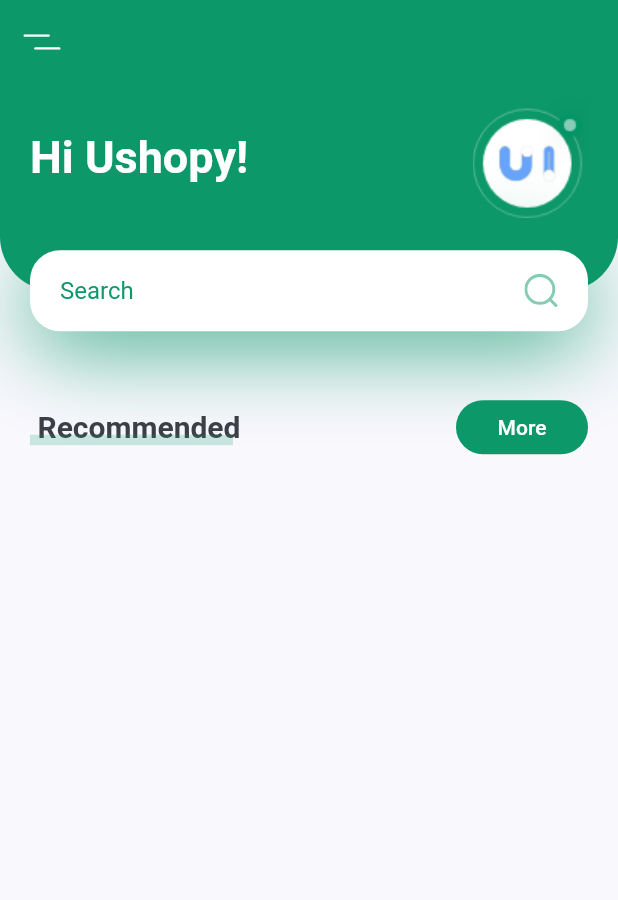
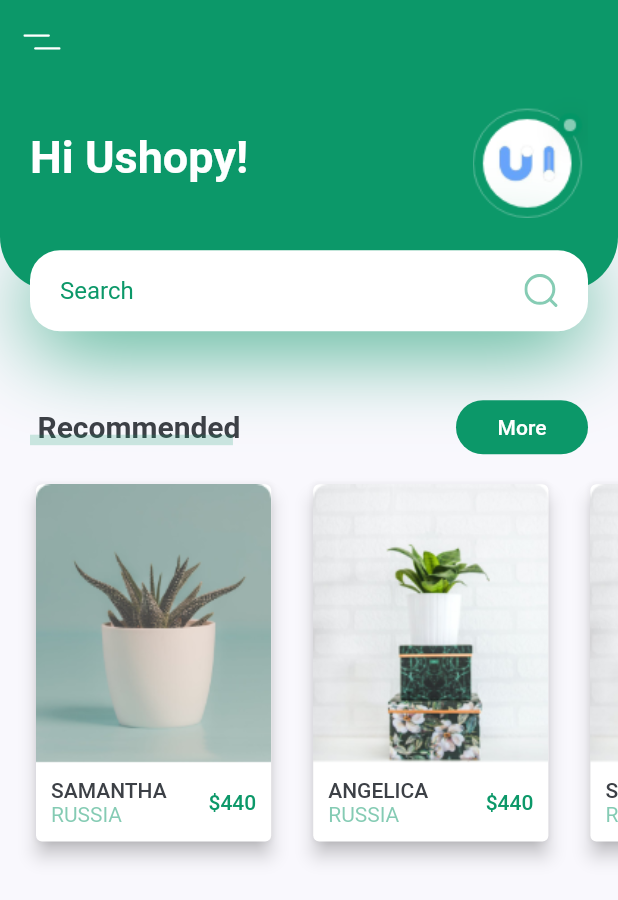
Before and after one commit to sj9102001/flutter-learning, a Flutter app: the screen it shows after launch, on a phone screen of 412 x 824 dp. Shown: the top 900 px of the screen. Run offline on Flutter 3.47's test engine with Material 2 defaults, Android fonts, the phone set to English and light mode, and no system bars; our stand-ins replace flutter_svg; project files that could hold a hidden picture were left out.

Commit message:
scrollable recommended plant card

```diff
--- a/plantapp/lib/widgets/body.dart
+++ b/plantapp/lib/widgets/body.dart
@@ -1,10 +1,8 @@
 import 'package:flutter/material.dart';
-import 'package:flutter_svg/flutter_svg.dart';
 
-import '../constant.dart';
 import '../widgets/title_with_more_button.dart';
-import '../widgets/title_with_custom_underline.dart';
 import '../widgets/header_with_search_box.dart';
+import '../widgets/recommended_plants.dart';
 
 class Body extends StatelessWidget {
   @override
@@ -15,10 +13,8 @@ class Body extends StatelessWidget {
       child: Column(
         children: <Widget>[
           HeaderWithSearchBox(),
-          TitleWithMoreButton(
-            text: 'More',
-            press: () {},
-          ),
+          TitleWithMoreButton(text: 'More', press: () {}),
+          RecommendedPlants()
         ],
       ),
     );
--- /dev/null
+++ b/plantapp/lib/widgets/recommended_plant_card.dart
@@ -0,0 +1,84 @@
+import 'package:flutter/material.dart';
+
+import 'package:plantapp/constant.dart';
+
+class RecommendedPlantCard extends StatelessWidget {
+  final String image, title, country;
+  final int price;
+  final Function press;
+
+  RecommendedPlantCard(
+      {required this.press,
+      required this.country,
+      required this.image,
+      required this.price,
+      required this.title});
+
+  @override
+  Widget build(BuildContext context) {
+    Size size = MediaQuery.of(context).size;
+    return Container(
+      margin: EdgeInsets.only(
+        left: kDefaultPadding,
+        top: kDefaultPadding / 2,
+        bottom: kDefaultPadding * 2.5,
+      ),
+      width: size.width * 0.4,
+      child: GestureDetector(
+        child: Card(
+          elevation: 5,
+          child: Column(
+            children: [
+              Image.asset(image),
+              Container(
+                padding: EdgeInsets.all(kDefaultPadding / 2),
+                // decoration: BoxDecoration(
+                //   color: Colors.white,
+                //   borderRadius: BorderRadius.only(
+                //     bottomLeft: Radius.circular(10),
+                //     bottomRight: Radius.circular(10),
+                //   ),
+                //   boxShadow: [
+                //     BoxShadow(
+                //       offset: Offset(0, 10),
+                //       color: kPrimaryColor.withOpacity(0.5),
+                //       blurRadius: 100,
+                //     )
+                //   ],
+                // ),
+                child: Row(
+                  children: [
+                    RichText(
+                      text: TextSpan(
+                        children: [
+                          TextSpan(
+                            text: "$title\n".toUpperCase(),
+                            style: Theme.of(context).textTheme.button,
+                          ),
+                          TextSpan(
+                            text: "$country".toUpperCase(),
+                            style: TextStyle(
+                              color: kPrimaryColor.withOpacity(0.5),
+                            ),
+                          ),
+                        ],
+                      ),
+                    ),
+                    Spacer(),
+                    Text(
+                      '\$$price',
+                      style: Theme.of(context)
+                          .textTheme
+                          .button!
+                          .copyWith(color: kPrimaryColor),
+                    )
+                  ],
+                ),
+              )
+            ],
+          ),
+        ),
+      ),
+    );
+  }
+}
--- /dev/null
+++ b/plantapp/lib/widgets/recommended_plants.dart
@@ -0,0 +1,40 @@
+import 'package:flutter/material.dart';
+import '../widgets/recommended_plant_card.dart';
+
+class RecommendedPlants extends StatelessWidget {
+  const RecommendedPlants({
+    Key? key,
+  }) : super(key: key);
+
+  @override
+  Widget build(BuildContext context) {
+    return SingleChildScrollView(
+      scrollDirection: Axis.horizontal,
+      child: Row(
+        children: [
+          RecommendedPlantCard(
+            press: () {},
+            image: "assets/images/image_1.png",
+            country: "Russia",
+            title: "Samantha",
+            price: 440,
+          ),
+          RecommendedPlantCard(
+            press: () {},
+            image: "assets/images/image_2.png",
+            country: "Russia",
+            title: "Angelica",
+            price: 440,
+          ),
+          RecommendedPlantCard(
+            press: () {},
+            image: "assets/images/image_2.png",
+            country: "Russia",
+            title: "Samantha",
+            price: 440,
+          ),
+        ],
+      ),
+    );
+  }
+}
```
